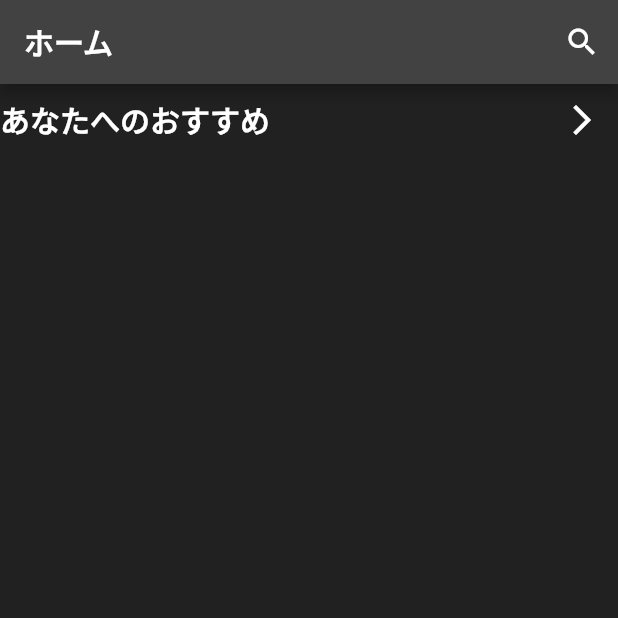
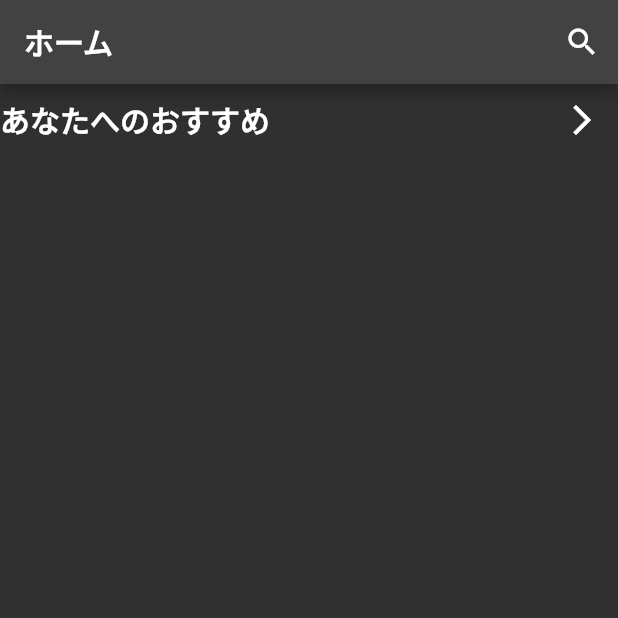
Before and after one commit to Ta23ka98/flutter_subject2, a Flutter app: the screen it shows after launch, on a phone screen of 412 x 824 dp, the top half of it. Run offline on Flutter 3.47's test engine with Material 2 defaults, Android fonts, the phone set to English and light mode, and no system bars.

Commit message:
fix: 色指定を削除し、ダークテーマを適用

```diff
--- a/lib/home_page.dart
+++ b/lib/home_page.dart
@@ -6,9 +6,7 @@ class HomePage extends StatelessWidget {
   @override
   Widget build(BuildContext context) {
     return Scaffold(
-      backgroundColor: Colors.grey[900],
       appBar: AppBar(
-        backgroundColor: Colors.grey[800],
         title: const Text(
           "ホーム",
           style: TextStyle(fontWeight: FontWeight.bold),
--- a/lib/main.dart
+++ b/lib/main.dart
@@ -13,10 +13,8 @@ class MyApp extends StatelessWidget {
   Widget build(BuildContext context) {
     return MaterialApp(
       title: 'Flutter Demo',
-      theme: ThemeData(
-        primarySwatch: Colors.blue,
-      ),
-      home: const HomePage(),
+      theme: ThemeData.dark(),
+      home: HomePage(),
     );
   }
 }
```
